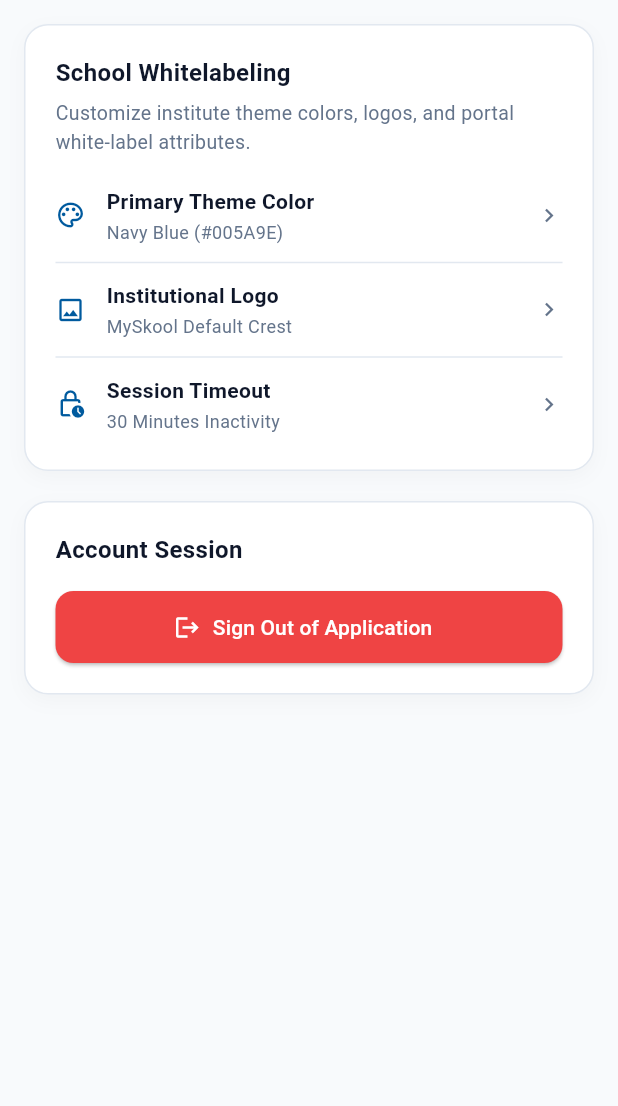
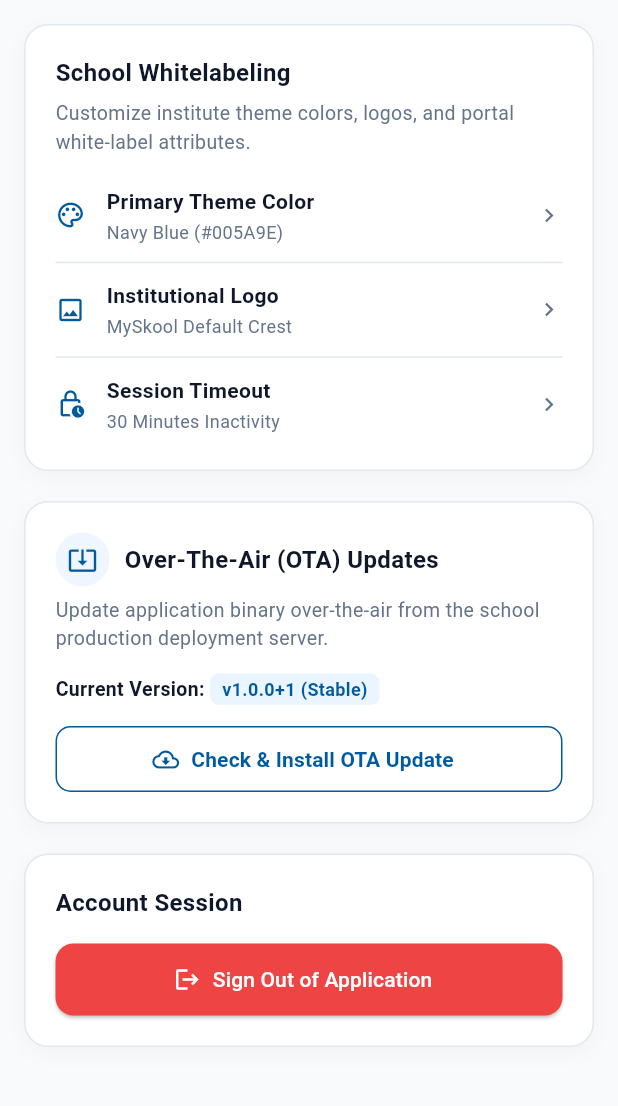
Before and after one commit to juinpiyada-coder/School-Erp-, a Flutter app: the SettingsScreen screen opened directly, on a phone screen of 412 x 824 dp, the part 84-1190 px from its top. Run offline on Flutter 3.47's test engine with Material 3 defaults, Android fonts, the phone set to English and light mode, and no system bars; our stand-ins replace flutter_dotenv, flutter_secure_storage, shared_preferences; missing offline and left inert: ota_update; accounts and stored records are empty.

Commit message:
feat(ota): install and configure ota_update with AndroidManifest permissions and settings UI

```diff
--- a/school_erp_app/lib/common/settings_screen.dart
+++ b/school_erp_app/lib/common/settings_screen.dart
@@ -2,6 +2,7 @@ import 'package:flutter/material.dart';
 import '../academic/academic_theme.dart';
 import '../auth/auth_service.dart';
 import '../auth/login_screen.dart';
+import 'ota_update_service.dart';
 
 class SettingsScreen extends StatelessWidget {
   const SettingsScreen({super.key});
@@ -38,6 +39,75 @@ class SettingsScreen extends StatelessWidget {
                   _buildSettingItem(Icons.image_outlined, 'Institutional Logo', 'MySkool Default Crest'),
                   const Divider(color: AppTheme.border),
                   _buildSettingItem(Icons.lock_clock_outlined, 'Session Timeout', '30 Minutes Inactivity'),
+                ],
+              ),
+            ),
+            const SizedBox(height: 20),
+
+            // Over-The-Air (OTA) Updates Console
+            Container(
+              padding: const EdgeInsets.all(20),
+              decoration: AppTheme.cardDecoration,
+              child: Column(
+                crossAxisAlignment: CrossAxisAlignment.start,
+                children: [
+                  Row(
+                    children: [
+                      const CircleAvatar(
+                        radius: 18,
+                        backgroundColor: Color(0xFFEFF6FF),
+                        child: Icon(Icons.system_update_alt, color: AppTheme.primary, size: 20),
+                      ),
+                      const SizedBox(width: 10),
+                      const Text(
+                        'Over-The-Air (OTA) Updates',
+                        style: TextStyle(fontSize: 16, fontWeight: FontWeight.bold, color: AppTheme.textPrimary),
+                      ),
+                    ],
+                  ),
+                  const SizedBox(height: 6),
+                  const Text(
+                    'Update application binary over-the-air from the school production deployment server.',
+                    style: TextStyle(fontSize: 13, color: AppTheme.textSecondary),
+                  ),
+                  const SizedBox(height: 14),
+                  Row(
+                    children: [
+                      const Text(
+                        'Current Version: ',
+                        style: TextStyle(fontSize: 13, fontWeight: FontWeight.bold, color: AppTheme.textPrimary),
+                      ),
+                      Container(
+                        padding: const EdgeInsets.symmetric(horizontal: 8, vertical: 2),
+                        decoration: BoxDecoration(
+                          color: AppTheme.primaryLight,
+                          borderRadius: BorderRadius.circular(6),
+                        ),
+                        child: const Text('v1.0.0+1 (Stable)', style: TextStyle(color: AppTheme.primary, fontSize: 12, fontWeight: FontWeight.bold)),
+                      ),
+                    ],
+                  ),
+                  const SizedBox(height: 14),
+                  SizedBox(
+                    width: double.infinity,
+                    height: 44,
+                    child: OutlinedButton.icon(
+                      icon: const Icon(Icons.cloud_download_outlined, size: 18),
+                      label: const Text('Check & Install OTA Update', style: TextStyle(fontWeight: FontWeight.bold)),
+                      style: OutlinedButton.styleFrom(
+                        foregroundColor: AppTheme.primary,
+                        side: const BorderSide(color: AppTheme.primary),
+                        shape: RoundedRectangleBorder(borderRadius: BorderRadius.circular(10)),
+                      ),
+                      onPressed: () {
+                        // Triggers OTA update with the production deployment APK
+                        OtaUpdateService.triggerUpdate(
+                          context: context,
+                          apkUrl: 'https://myskool.co.in/SMS/school_be/updates/app-release.apk',
+                        );
+                      },
+                    ),
+                  ),
                 ],
               ),
             ),
--- a/school_erp_app/pubspec.yaml
+++ b/school_erp_app/pubspec.yaml
@@ -38,6 +38,8 @@ dependencies:
   shared_preferences: ^2.5.6
   flutter_secure_storage: ^11.2.0
   flutter_dotenv: ^6.0.2
+  ota_update: ^7.1.0
+  path_provider: ^2.1.6
 
 dev_dependencies:
   flutter_test:
```
Also changed, not shown: school_erp_app/lib/common/ota_update_service.dart (added, +170 -0 lines), school_erp_app/pubspec.lock, 1 other file.
